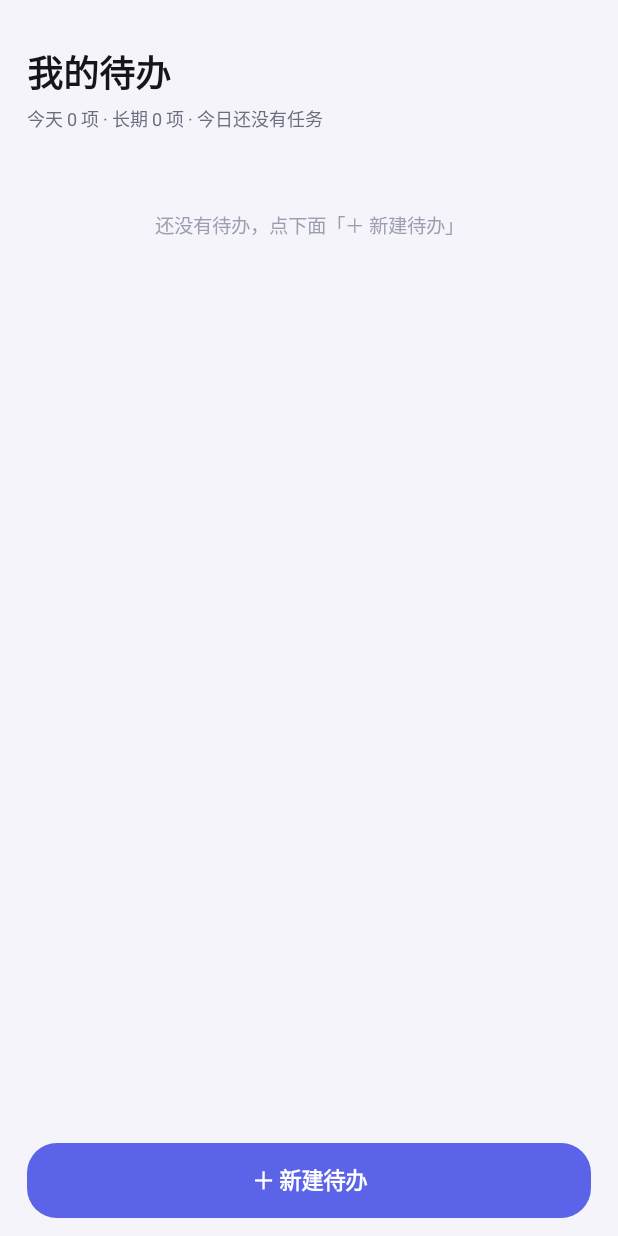
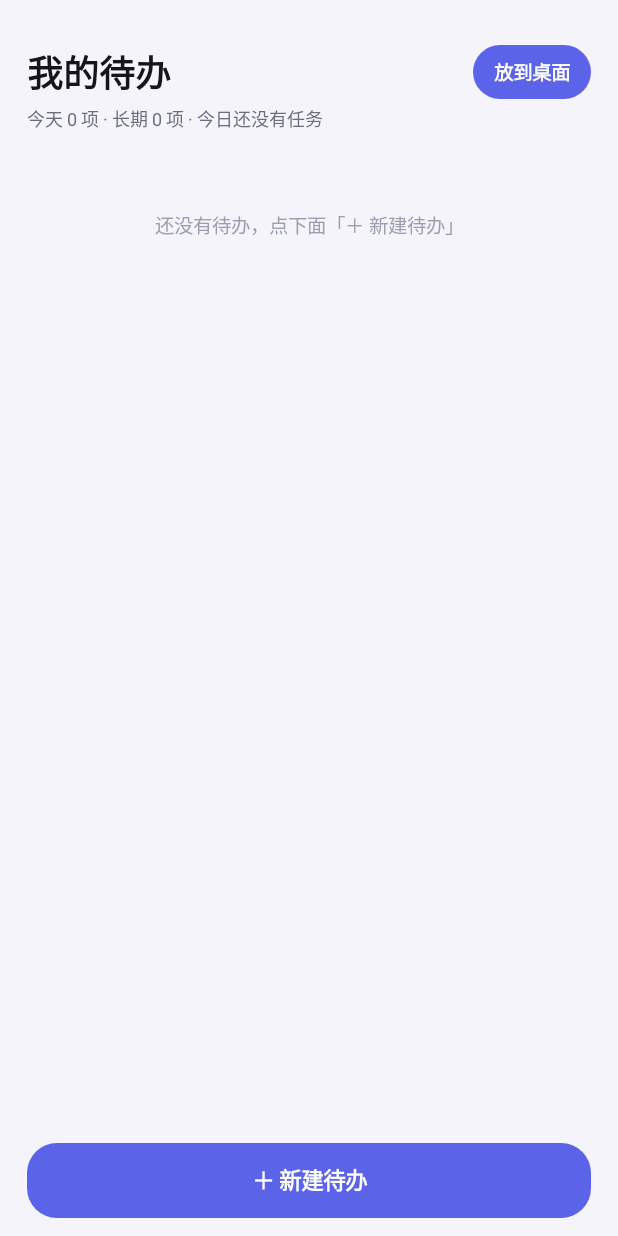
Before and after one commit to windrunnermike/todowidget, an Android app: the screen it shows after launch (MainActivity), on a phone screen of 412 x 824 dp. Run offline under Robolectric (Android 15) with nearby library versions, the phone set to English and light mode, and no system bars.

Commit message:
Add files via upload

```diff
--- a/app/src/main/java/com/mike/todowidget/MainActivity.kt
+++ b/app/src/main/java/com/mike/todowidget/MainActivity.kt
@@ -3,6 +3,8 @@ package com.mike.todowidget
 import android.Manifest
 import android.app.Activity
 import android.app.AlertDialog
+import android.appwidget.AppWidgetManager
+import android.content.ComponentName
 import android.app.DatePickerDialog
 import android.app.TimePickerDialog
 import android.content.pm.PackageManager
@@ -45,6 +47,35 @@ class MainActivity : Activity() {
         WidgetRenderer.refreshAll(this)
     }
 
+    // ---------------------------------------------------------------- 一键放到桌面
+    private fun pinWidget() {
+        val names = arrayOf("每日待办 · 大组件", "最近 DDL · 倒计时")
+        val classes = arrayOf(TodoWidgetProvider::class.java, DdlWidgetProvider::class.java)
+        AlertDialog.Builder(this)
+            .setTitle("选择要放到桌面的组件")
+            .setItems(names) { _, which ->
+                requestPin(classes[which])
+            }
+            .setNegativeButton("取消", null)
+            .show()
+    }
+
+    private fun requestPin(cls: Class<*>) {
+        val mgr = getSystemService(AppWidgetManager::class.java)
+        if (mgr == null || !mgr.isRequestPinAppWidgetSupported) {
+            Toast.makeText(
+                this,
+                "这台手机不支持一键添加，请长按桌面空白处 → 添加小部件 → 找「待办组件」",
+                Toast.LENGTH_LONG
+            ).show()
+            return
+        }
+        val ok = mgr.requestPinAppWidget(ComponentName(this, cls), null, null)
+        if (!ok) {
+            Toast.makeText(this, "系统拒绝了请求，请用长按桌面的方式添加", Toast.LENGTH_LONG).show()
+        }
+    }
+
     private fun askNotificationPermission() {
         if (Build.VERSION.SDK_INT >= 33 &&
             checkSelfPermission(Manifest.permission.POST_NOTIFICATIONS) != PackageManager.PERMISSION_GRANTED
@@ -61,13 +92,29 @@ class MainActivity : Activity() {
             setPadding(dp(18), dp(30), dp(18), dp(12))
         }
 
+        val headRow = LinearLayout(this).apply {
+            orientation = LinearLayout.HORIZONTAL
+            gravity = Gravity.CENTER_VERTICAL
+        }
         val title = TextView(this).apply {
             text = "我的待办"
             textSize = 24f
             setTextColor(getColor(R.color.text_primary))
             typeface = Typeface.DEFAULT_BOLD
         }
-        root.addView(title)
+        headRow.addView(title, LinearLayout.LayoutParams(0, ViewGroup.LayoutParams.WRAP_CONTENT, 1f))
+
+        val pinBtn = TextView(this).apply {
+            text = "放到桌面"
+            textSize = 13f
+            typeface = Typeface.DEFAULT_BOLD
+            setTextColor(getColor(R.color.white))
+            setBackgroundResource(R.drawable.pill)
+            setPadding(dp(14), dp(8), dp(14), dp(8))
+            setOnClickListener { pinWidget() }
+        }
+        headRow.addView(pinBtn)
+        root.addView(headRow)
 
         subTitle = TextView(this).apply {
             textSize = 12f
```
